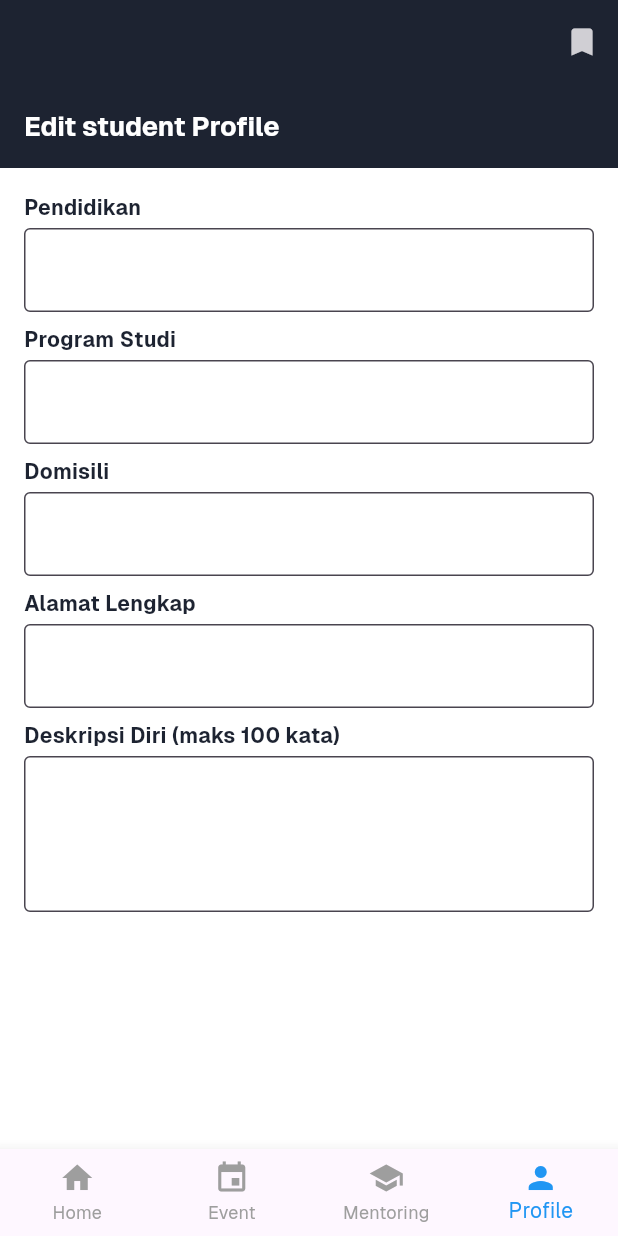
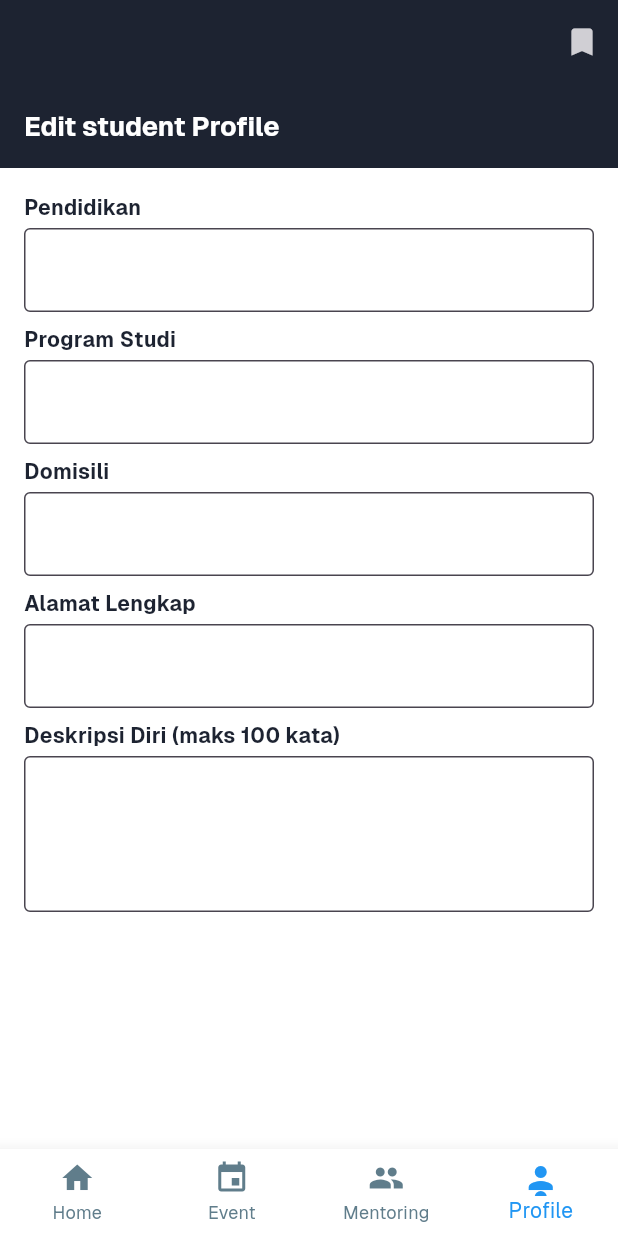
Before and after one commit to JavaneseIvankov/team10_dhiraga, a Flutter app: the HomePage screen opened directly, item 4 of the bottom bar chosen, on a phone screen of 412 x 824 dp. Run offline on Flutter 3.47's test engine with Material 3 defaults, Android fonts, the phone set to English and light mode, and no system bars; our stand-ins replace cloud_firestore, firebase_auth, firebase_core, get_it, shared_preferences; accounts and stored records are empty; generated files the repository leaves out were written again; network calls fail; project files that could hold a hidden picture were left out.

Commit message:
sementara menggunakan custom navbar dan beasiswa card

```diff
--- a/lib/pages/Navbar_home_page.dart/home_page.dart
+++ b/lib/pages/Navbar_home_page.dart/home_page.dart
@@ -7,6 +7,9 @@ import 'package:team10_dhiraga/features/domain/entities/user_entity.dart';
 import 'package:team10_dhiraga/features/domain/repositories/user_repository.dart';
 import 'package:team10_dhiraga/features/presentation/providers/user_provider.dart';
 import 'package:team10_dhiraga/pages/Navbar_profile_page.dart/edit_profile_page.dart';
+import 'package:team10_dhiraga/widgets/beasiswa_card.dart';
+import 'package:team10_dhiraga/widgets/custom_bottom_navbar.dart';
+import 'package:team10_dhiraga/widgets/mesh_gradient_background.dart';
 import 'search_page.dart';
 import '../Navbar_event_page.dart/event_page.dart';
 import '../Navbar_mentoring_page.dart/mentoring_page.dart';
@@ -109,22 +112,10 @@ class _HomePageState extends State<HomePage> {
             IconButton(icon: Icon(Icons.bookmark), onPressed: _showBookmarks),
           ],
         ),
-        body: pages[_selectedIndex],
-        bottomNavigationBar: BottomNavigationBar(
-          type: BottomNavigationBarType.fixed,
-          selectedItemColor: Colors.blue,
-          unselectedItemColor: Colors.grey,
+        body: GradientBackground(child: pages[_selectedIndex]),
+        bottomNavigationBar: CustomBottomNavigationBar(
           currentIndex: _selectedIndex,
           onTap: _onItemTapped,
-          items: const [
-            BottomNavigationBarItem(icon: Icon(Icons.home), label: 'Home'),
-            BottomNavigationBarItem(icon: Icon(Icons.event), label: 'Event'),
-            BottomNavigationBarItem(
-              icon: Icon(Icons.school),
-              label: 'Mentoring',
-            ),
-            BottomNavigationBarItem(icon: Icon(Icons.person), label: 'Profile'),
-          ],
         ),
       ),
     );
@@ -270,9 +261,24 @@ class HomeContent extends StatelessWidget {
           scrollDirection: Axis.horizontal,
           child: Row(
             children:
-                filteredItems
-                    .map(
-                      (item) => _buildItemCard(
+                filteredItems.map((item) {
+                  if (!isMentor && !isTemplate) {
+                    return Container(
+                      margin: EdgeInsets.only(right: 10),
+                      child: BeasiswaCard(
+                        title: item,
+                        dateRange: "4 Feb 2025 - 4 Mar 2025",
+                        imageUrl:
+                            "https://mmc.tirto.id/image/share/tw/2023/08/18/pertamina-foundation--3_ratio-16x9.jpg",
+                        bookmarkIcon:
+                            bookmarkedItems.contains(item)
+                                ? Icons.bookmark
+                                : Icons.bookmark_border,
+                        dateBackgroundColor: Colors.blue,
+                      ),
+                    );
+                  } else {
+                    return _buildItemCard(
                       context,
                       nextPage,
                       toggleBookmark,
@@ -280,9 +286,9 @@ class HomeContent extends StatelessWidget {
                       isMentor,
                       isTemplate,
                       item,
-                      ),
-                    )
-                    .toList(),
+                    );
+                  }
+                }).toList(),
           ),
         ),
         SizedBox(height: 16),
```
Lines whose indentation alone changed are shown as unchanged.
